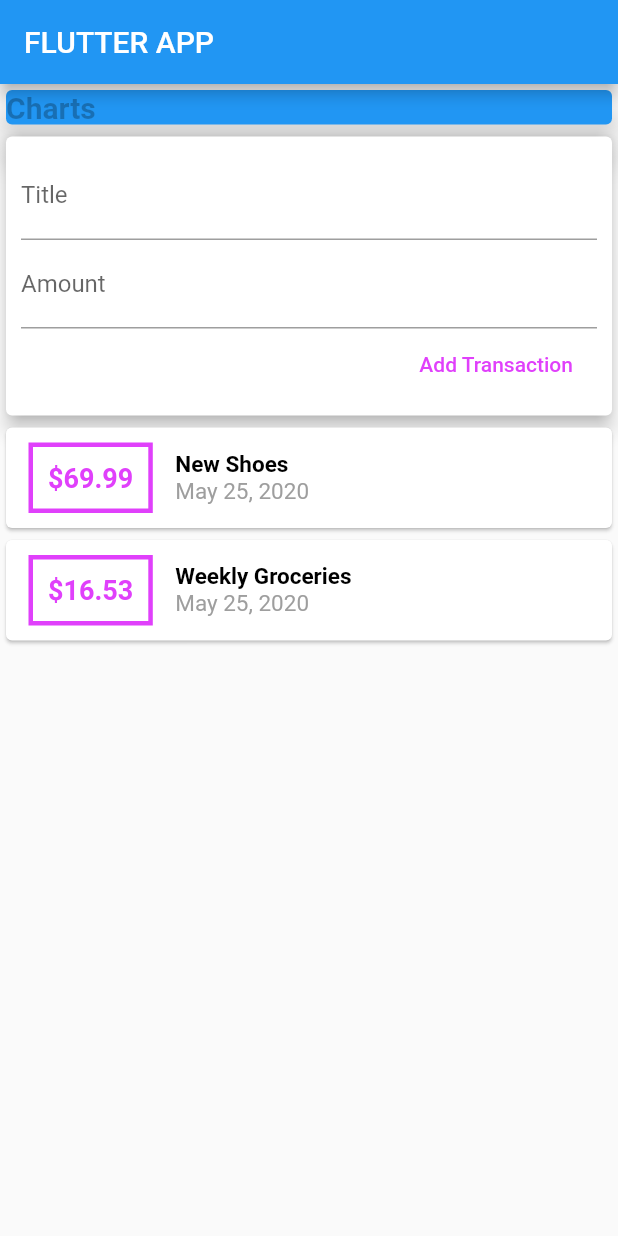
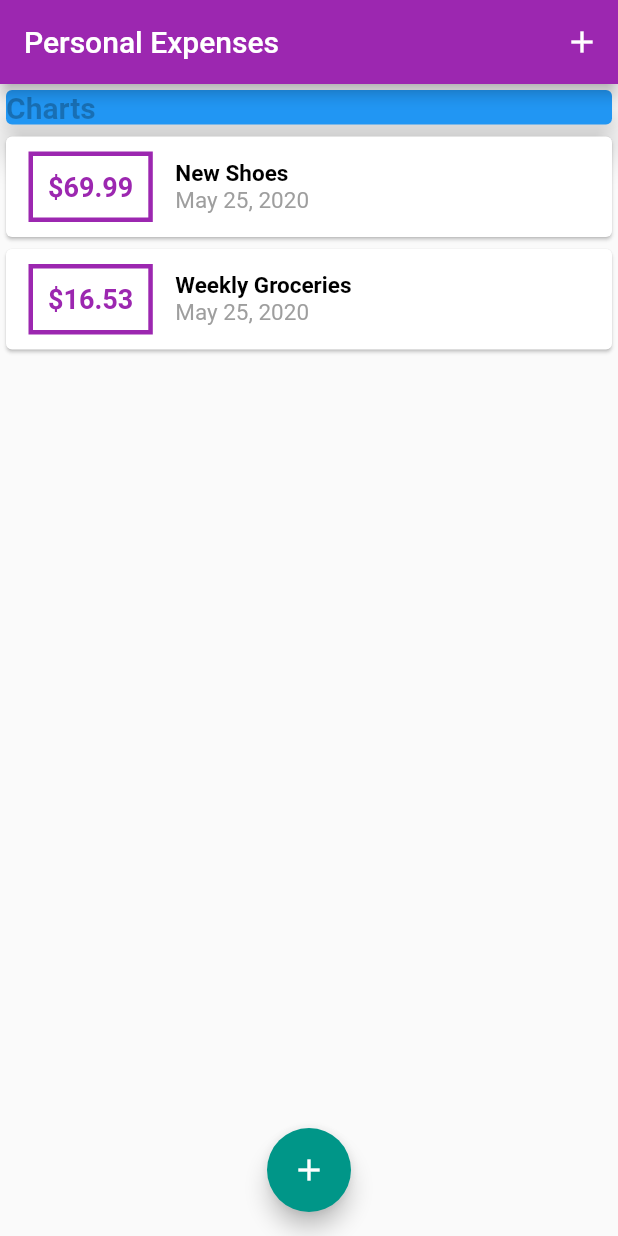
Before and after one commit to harleenkaurchadha/flutter_tracker_app_ios, a Flutter app: the screen it shows after launch, on a phone screen of 412 x 824 dp. Run offline on Flutter 3.47's test engine with Material 2 defaults, Android fonts, the phone set to English and light mode, and no system bars.

Commit message:
added modal bottom sheet and theme

```diff
--- a/lib/main.dart
+++ b/lib/main.dart
@@ -1,5 +1,7 @@
-import './widgets/user_transactions.dart';
+import './widgets/transaction_list.dart';
+import './widgets/new_transaction.dart';
 import 'package:flutter/material.dart';
+import './models/Transaction.dart';
 
 
 void main()
@@ -11,18 +13,74 @@ void main()
     @override
     Widget build(BuildContext context) {
       return MaterialApp(
+        title: 'Personal Expenses',
+        theme: ThemeData(
+            primarySwatch: Colors.purple,
+            accentColor: Colors.teal,
+        ),
         home: MyHomePage(),
       );
     }
     }
 
-  class MyHomePage extends StatelessWidget{
+  class MyHomePage extends StatefulWidget{
+
+  @override
+  _MyHomePageState createState() => _MyHomePageState();
+}
+
+  class _MyHomePageState extends State<MyHomePage> {
+
+    final List<Transaction> _userTransactions=[
+      Transaction(
+        id: 't1',
+        title: 'New Shoes',
+        amount: 69.99,
+        date: DateTime.now(),
+      ),
+      Transaction(
+        id:'t2',
+        title: 'Weekly Groceries',
+        amount: 16.53,
+        date: DateTime.now(),
+      ),
+    ];
+
+    void _addNewTransaction(String txTitle, double txAmount){
+      final newTx= Transaction(
+        title: txTitle,
+        amount: txAmount,
+        date: DateTime.now(),
+        id: DateTime.now().toString(),
+      );
+
+      setState((){
+        _userTransactions.add(newTx);   // since the userTransactions is final so we can only manipulate the obj and not provide it with value
+      });
+    }
+
+    void _startNewTransaction(BuildContext ctx){
+     showModalBottomSheet(context: ctx, builder: (_) {
+       return GestureDetector(
+         child: NewTransaction(_addNewTransaction),
+         onTap: () {},
+         behavior: HitTestBehavior.opaque,
+       );
+      },
+     );
+  }
 
   @override
   Widget build(BuildContext context){
     return Scaffold(
         appBar: AppBar(
-          title: Text('FLUTTER APP'),
+          title: Text('Personal Expenses'),
+          actions: <Widget>[
+            IconButton(
+              icon: Icon(Icons.add),
+              onPressed: () => _startNewTransaction(context),
+            )
+          ],
         ),
       resizeToAvoidBottomPadding: false,         //to resolve bottom overflow error
       body: Column(
@@ -40,10 +98,14 @@ void main()
              ),
              width: double.infinity ,
              ),
-            UserTransactions(),
+             TransactionList(_userTransactions),
 
         ],),
-
+        floatingActionButtonLocation: FloatingActionButtonLocation.centerFloat ,
+        floatingActionButton: FloatingActionButton(
+            child: Icon(Icons.add),
+            onPressed: () => _startNewTransaction(context),
+        ),
       );
 
   }
--- a/lib/widgets/transaction_list.dart
+++ b/lib/widgets/transaction_list.dart
@@ -6,11 +6,12 @@ class TransactionList extends StatelessWidget{
   final List<Transaction> transactions;   // incoming list of transactions
 
   TransactionList(this.transactions);
+
   @override
 
   Widget build(BuildContext context){
     return Container(
-      height: 340,           // constraint on  ListView height it should take
+      height: 300,           // constraint on  ListView height it should take
       child: ListView.builder(
         itemBuilder: (ctx, index) {   //executes on every item in the list to be rendered
           return Card(
@@ -22,15 +23,15 @@ class TransactionList extends StatelessWidget{
                     horizontal: 15,
                   ),
                   padding: EdgeInsets.all(10) ,
-                  child: Text('\$${transactions[index].amount}',
+                  child: Text('\$${transactions[index].amount.toStringAsFixed(2)}',   //always get the amount to 2 decimal places
                     style: TextStyle(
-                      color: Colors.purpleAccent,
+                      color: Theme.of(context).primaryColor,
                       fontWeight: FontWeight.bold,
                       fontSize: 18,
                     ),),
                   decoration: BoxDecoration(
                     border: Border.all(
-                      color: Colors.purpleAccent,
+                      color: Theme.of(context).primaryColor,
                       width: 3,
                       style: BorderStyle.solid,
                     ),
--- a/lib/widgets/user_transactions.dart
+++ /dev/null
@@ -1,50 +0,0 @@
-import 'package:flutter/material.dart';
-import './transaction_list.dart';
-import './new_transaction.dart';
-import '../models/Transaction.dart';        // .. since we have to go one level up to the models folder
-
-
-
-class UserTransactions extends StatefulWidget{
-
-  _UserTransactionsState createState() => _UserTransactionsState();
-}
-
-class _UserTransactionsState extends State<UserTransactions>{
-
-  final List<Transaction> _userTransactions=[
-    Transaction(
-      id: 't1',
-      title: 'New Shoes',
-      amount: 69.99,
-      date: DateTime.now(),
-    ),
-    Transaction(
-      id:'t2',
-      title: 'Weekly Groceries',
-      amount: 16.53,
-      date: DateTime.now(),
-    ),
-  ];
-
-   void _addNewTransaction(String txTitle, double txAmount){
-       final newTx= Transaction(
-         title: txTitle,
-         amount: txAmount,
-         date: DateTime.now(),
-         id: DateTime.now().toString(),
-     );
-
-      setState((){
-         _userTransactions.add(newTx);   // since the userTransactions is final so we can only manipulate the obj and not provide it with value
-  });
-   }
-
-  @override
-  Widget build(BuildContext context){
-    return Column(children: [
-      NewTransaction(_addNewTransaction),
-      TransactionList(_userTransactions),    // pass the list of transactions
-    ],);
-  }
-}
```
Also changed, not shown: lib/widgets/new_transaction.dart (+28 -8 lines).
